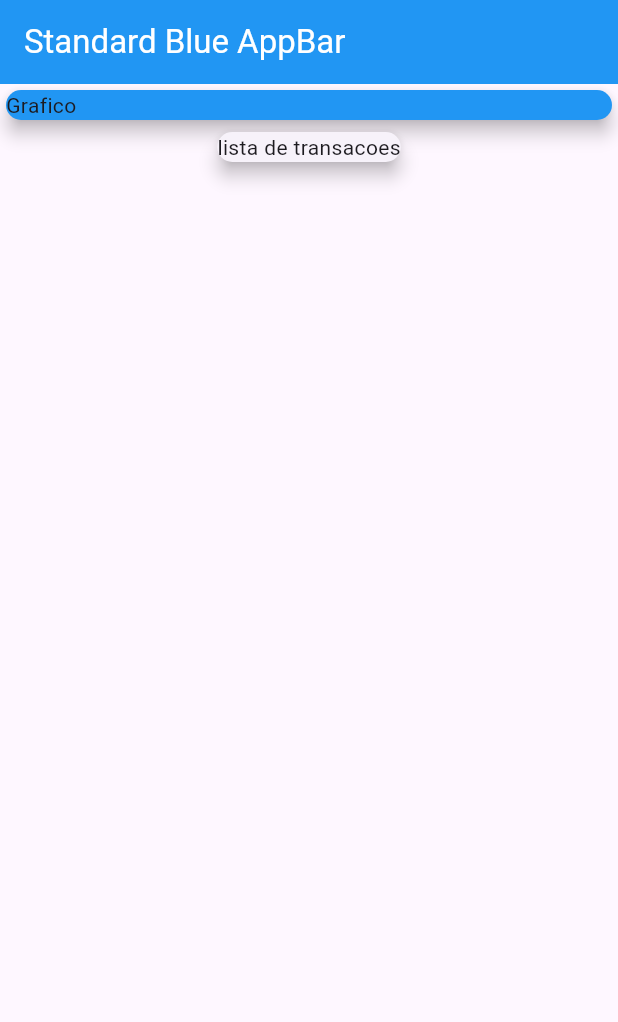
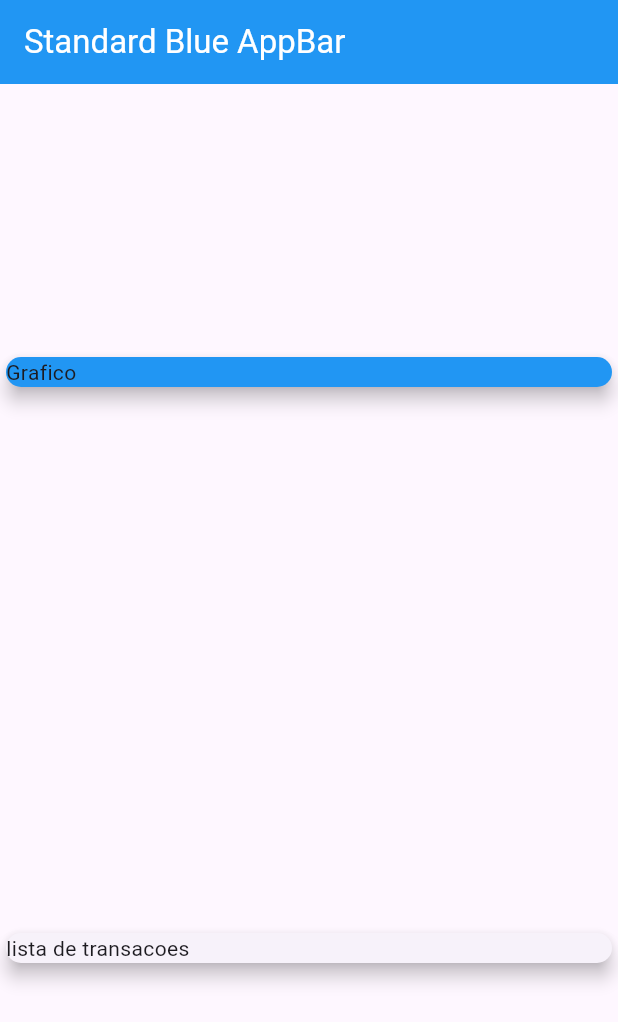
Before and after one commit to EmanuelVogt/expensives, a Flutter app: the screen it shows after launch, on a phone screen of 412 x 824 dp. Shown: the top 1022 px of the screen. Run offline on Flutter 3.47's test engine with Material 3 defaults, Android fonts, the phone set to English and light mode, and no system bars.

Commit message:
column and rows adjustments

```diff
--- a/lib/main.dart
+++ b/lib/main.dart
@@ -34,6 +34,8 @@
         title: const Text('Standard Blue AppBar'),
       ),
       body: const Column(
+        mainAxisAlignment: MainAxisAlignment.spaceAround,
+        crossAxisAlignment: CrossAxisAlignment.stretch,
         children: [
           SizedBox(
               width: double.infinity,
```
